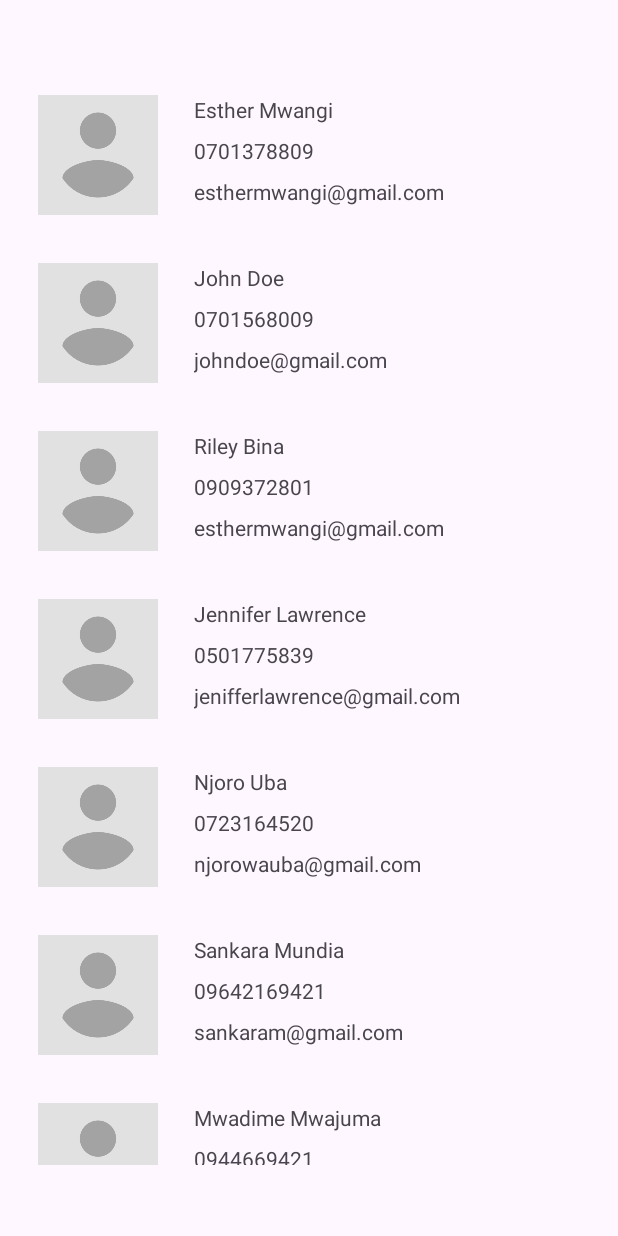
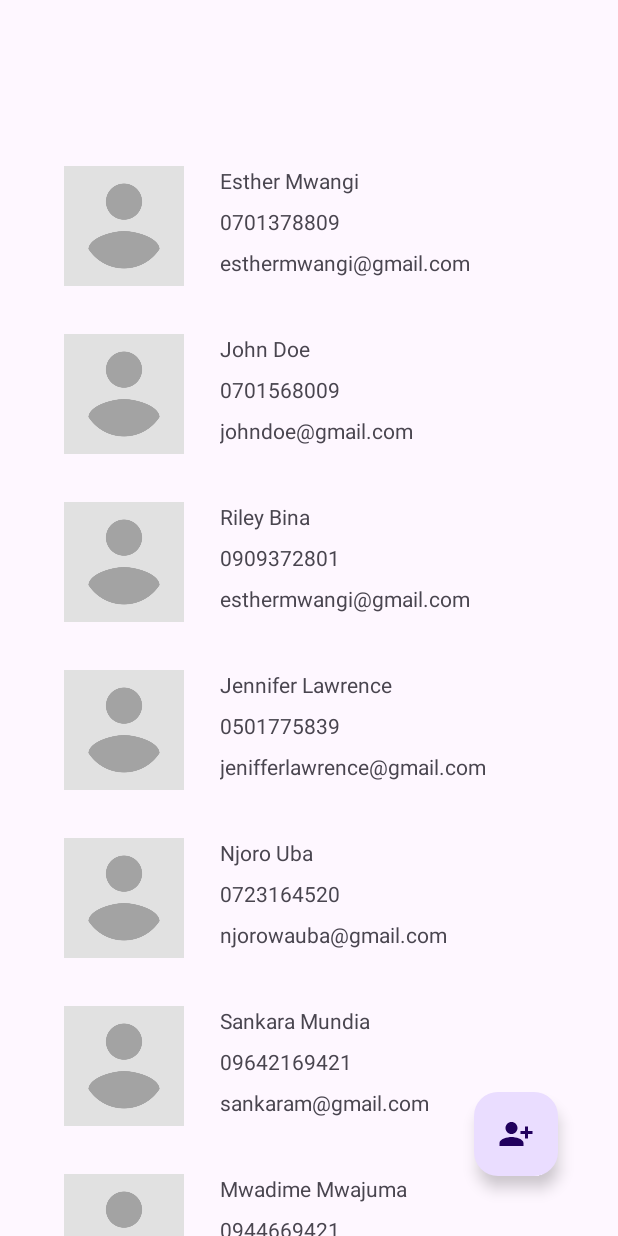
Before and after one commit to Wambui-Mwangi/Contacts-List, an Android app: the screen it shows after launch (MainActivity), on a phone screen of 412 x 824 dp. Run offline under Robolectric (Android 15) with nearby library versions, the phone set to English and light mode, and no system bars; our stand-ins replace Picasso; libraries missing offline, so code that uses them is left out: jp.wasabeef.picasso; pictures from the network do not load; 1 statement that could not run was skipped.

Commit message:
Added a floating add contact button

```diff
--- a/app/build.gradle
+++ b/app/build.gradle
@@ -44,4 +44,7 @@ dependencies {
     testImplementation 'junit:junit:4.13.2'
     androidTestImplementation 'androidx.test.ext:junit:1.1.5'
     androidTestImplementation 'androidx.test.espresso:espresso-core:3.5.1'
+    implementation 'com.squareup.picasso:picasso:2.8'
+    implementation 'jp.wasabeef:picasso-transformations:2.4.0'
+
 }
--- a/app/src/main/AndroidManifest.xml
+++ b/app/src/main/AndroidManifest.xml
@@ -1,6 +1,8 @@
 <?xml version="1.0" encoding="utf-8"?>
 <manifest xmlns:android="http://schemas.android.com/apk/res/android"
     xmlns:tools="http://schemas.android.com/tools">
+
+    <uses-permission android:name="android.permission.INTERNET" />
 
     <application
         android:allowBackup="true"
@@ -13,6 +15,9 @@
         android:theme="@style/Theme.ContactList"
         tools:targetApi="31">
         <activity
+            android:name=".AddContacts"
+            android:exported="false" />
+        <activity
             android:name=".MainActivity"
             android:exported="true">
             <intent-filter>
--- a/app/src/main/java/com/mwangi/contactlist/ContactsRvAdapter.kt
+++ b/app/src/main/java/com/mwangi/contactlist/ContactsRvAdapter.kt
@@ -5,6 +5,8 @@ import android.view.ViewGroup
 import androidx.recyclerview.widget.RecyclerView
 import com.mwangi.contactlist.databinding.ActivityMainBinding
 import com.mwangi.contactlist.databinding.ContactsListItemBinding
+import com.squareup.picasso.Picasso
+import jp.wasabeef.picasso.transformations.CropCircleTransformation
 
 class ContactsRvAdapter(var contactList:List<ContactsData>):RecyclerView.Adapter<ContactsViewHolder>() {
     override fun onCreateViewHolder(parent: ViewGroup, viewType: Int): ContactsViewHolder {
@@ -17,6 +19,13 @@ class ContactsRvAdapter(var contactList:List<ContactsData>):RecyclerView.Adapter
         holder.binding.tvName.text = contact.name
         holder.binding.tvEmailAddress.text = contact.emailAddress
         holder.binding.tvPhoneNumber.text = contact.phoneNumber.toString()
+        Picasso
+            .get()
+            .load(contact.avatar)
+            .resize(80,80)
+            .centerCrop()
+            .transform(CropCircleTransformation())
+            .into(holder.binding.ivContactPhoto)
     }
 
     override fun getItemCount(): Int {
--- a/app/src/main/java/com/mwangi/contactlist/MainActivity.kt
+++ b/app/src/main/java/com/mwangi/contactlist/MainActivity.kt
@@ -1,5 +1,6 @@
 package com.mwangi.contactlist
 
+import android.content.Intent
 import androidx.appcompat.app.AppCompatActivity
 import android.os.Bundle
 import androidx.recyclerview.widget.LinearLayoutManager
@@ -11,24 +12,30 @@ class MainActivity : AppCompatActivity() {
         super.onCreate(savedInstanceState)
         binding = ActivityMainBinding.inflate(layoutInflater)
         setContentView(binding.root)
+
     }
 
     override fun onResume() {
         super.onResume()
         displayContact()
+
+        binding.faAddContact.setOnClickListener {
+            val intent = Intent(this, AddContacts::class.java)
+            startActivity(intent)
+        }
     }
 
     fun displayContact(){
-        var contactOne = ContactsData("", "Esther Mwangi", "0701378809", "esthermwangi@gmail.com")
-        var contactTwo = ContactsData("", "John Doe", "0701568009", "johndoe@gmail.com")
-        var contactThree = ContactsData("", "Riley Bina", "0909372801", "esthermwangi@gmail.com")
-        var contactFour = ContactsData("", "Jennifer Lawrence", "0501775839", "jenifferlawrence@gmail.com")
-        var contactFive = ContactsData("", "Njoro Uba", "0723164520", "njorowauba@gmail.com")
-        var contactSix = ContactsData("", "Sankara Mundia", "09642169421", "sankaram@gmail.com")
-        var contactSeven = ContactsData("", "Mwadime Mwajuma", "0944669421", "mwadimem@gmail.com")
-        var contactEight = ContactsData("", "Cecilia Gakii", "02835431830", "gakiicecil@gmail.com")
-        var contactNine = ContactsData("", "Zani Njoroge", "098162433748725", "njorozani@gmail.com")
-        var contactTen = ContactsData("", "Stephanie Ike", "0193641739", "ikeokafor@gmail.com")
+        var contactOne = ContactsData("https://images.unsplash.com/photo-1542727313-4f3e99aa2568?ixlib=rb-4.0.3&ixid=M3wxMjA3fDB8MHxwaG90by1wYWdlfHx8fGVufDB8fHx8fA%3D%3D&auto=format&fit=crop&w=870&q=80", "Esther Mwangi", "0701378809", "esthermwangi@gmail.com")
+        var contactTwo = ContactsData("https://images.unsplash.com/photo-1517598024396-46c53fb391a1?ixlib=rb-4.0.3&ixid=M3wxMjA3fDB8MHxwaG90by1wYWdlfHx8fGVufDB8fHx8fA%3D%3D&auto=format&fit=crop&w=435&q=80", "John Doe", "0701568009", "johndoe@gmail.com")
+        var contactThree = ContactsData("https://images.unsplash.com/photo-1606914707708-5180546f153d?ixlib=rb-4.0.3&ixid=M3wxMjA3fDB8MHxwaG90by1wYWdlfHx8fGVufDB8fHx8fA%3D%3D&auto=format&fit=crop&w=388&q=80", "Riley Bina", "0909372801", "esthermwangi@gmail.com")
+        var contactFour = ContactsData("https://images.unsplash.com/photo-1527203561188-dae1bc1a417f?ixlib=rb-4.0.3&ixid=M3wxMjA3fDB8MHxwaG90by1wYWdlfHx8fGVufDB8fHx8fA%3D%3D&auto=format&fit=crop&w=415&q=80", "Jennifer Lawrence", "0501775839", "jenifferlawrence@gmail.com")
+        var contactFive = ContactsData("https://images.unsplash.com/photo-1507003211169-0a1dd7228f2d?ixlib=rb-4.0.3&ixid=M3wxMjA3fDB8MHxwaG90by1wYWdlfHx8fGVufDB8fHx8fA%3D%3D&auto=format&fit=crop&w=387&q=80", "Njoro Uba", "0723164520", "njorowauba@gmail.com")
+        var contactSix = ContactsData("https://images.unsplash.com/photo-1620000617482-821324eb9a14?ixlib=rb-4.0.3&ixid=M3wxMjA3fDB8MHxwaG90by1wYWdlfHx8fGVufDB8fHx8fA%3D%3D&auto=format&fit=crop&w=870&q=80", "Sankara Mundia", "09642169421", "sankaram@gmail.com")
+        var contactSeven = ContactsData("https://images.unsplash.com/photo-1519456264917-42d0aa2e0625?ixlib=rb-4.0.3&ixid=M3wxMjA3fDB8MHxwaG90by1wYWdlfHx8fGVufDB8fHx8fA%3D%3D&auto=format&fit=crop&w=870&q=80", "Mwadime Mwajuma", "0944669421", "mwadimem@gmail.com")
+        var contactEight = ContactsData("https://images.unsplash.com/photo-1474176857210-7287d38d27c6?ixlib=rb-4.0.3&ixid=M3wxMjA3fDB8MHxwaG90by1wYWdlfHx8fGVufDB8fHx8fA%3D%3D&auto=format&fit=crop&w=870&q=80", "Cecilia Gakii", "02835431830", "gakiicecil@gmail.com")
+        var contactNine = ContactsData("https://images.unsplash.com/photo-1463453091185-61582044d556?ixlib=rb-4.0.3&ixid=M3wxMjA3fDB8MHxwaG90by1wYWdlfHx8fGVufDB8fHx8fA%3D%3D&auto=format&fit=crop&w=870&q=80", "Zani Njoroge", "098162433748725", "njorozani@gmail.com")
+        var contactTen = ContactsData("https://images.unsplash.com/photo-1544723795-3fb6469f5b39?ixlib=rb-4.0.3&ixid=M3wxMjA3fDB8MHxwaG90by1wYWdlfHx8fGVufDB8fHx8fA%3D%3D&auto=format&fit=crop&w=389&q=80", "Stephanie Ike", "0193641739", "ikeokafor@gmail.com")
 
         var contactsList = listOf<ContactsData>(contactOne, contactTwo, contactThree, contactFour, contactFive, contactSix, contactSeven, contactEight, contactNine, contactTen)
         binding.rvNames.layoutManager = LinearLayoutManager(this)
--- /dev/null
+++ b/app/src/main/res/drawable/baseline_drive_file_rename_outline_24.xml
@@ -0,0 +1,5 @@
+<vector android:height="24dp" android:tint="#226524"
+    android:viewportHeight="24" android:viewportWidth="24"
+    android:width="24dp" xmlns:android="http://schemas.android.com/apk/res/android">
+    <path android:fillColor="@android:color/white" android:pathData="M18.41,5.8L17.2,4.59c-0.78,-0.78 -2.05,-0.78 -2.83,0l-2.68,2.68L3,15.96V20h4.04l8.74,-8.74 2.63,-2.63c0.79,-0.78 0.79,-2.05 0,-2.83zM6.21,18H5v-1.21l8.66,-8.66 1.21,1.21L6.21,18zM11,20l4,-4h6v4H11z"/>
+</vector>
--- /dev/null
+++ b/app/src/main/res/drawable/baseline_email_24.xml
@@ -0,0 +1,5 @@
+<vector android:height="24dp" android:tint="#226524"
+    android:viewportHeight="24" android:viewportWidth="24"
+    android:width="24dp" xmlns:android="http://schemas.android.com/apk/res/android">
+    <path android:fillColor="@android:color/white" android:pathData="M20,4L4,4c-1.1,0 -1.99,0.9 -1.99,2L2,18c0,1.1 0.9,2 2,2h16c1.1,0 2,-0.9 2,-2L22,6c0,-1.1 -0.9,-2 -2,-2zM20,8l-8,5 -8,-5L4,6l8,5 8,-5v2z"/>
+</vector>
--- /dev/null
+++ b/app/src/main/res/drawable/baseline_person_add_alt_1_24.xml
@@ -0,0 +1,5 @@
+<vector android:height="24dp" android:tint="#226524"
+    android:viewportHeight="24" android:viewportWidth="24"
+    android:width="24dp" xmlns:android="http://schemas.android.com/apk/res/android">
+    <path android:fillColor="@android:color/white" android:pathData="M13,8c0,-2.21 -1.79,-4 -4,-4S5,5.79 5,8s1.79,4 4,4S13,10.21 13,8zM15,10v2h3v3h2v-3h3v-2h-3V7h-2v3H15zM1,18v2h16v-2c0,-2.66 -5.33,-4 -8,-4S1,15.34 1,18z"/>
+</vector>
--- /dev/null
+++ b/app/src/main/res/drawable/baseline_phone_24.xml
@@ -0,0 +1,5 @@
+<vector android:height="24dp" android:tint="#226524"
+    android:viewportHeight="24" android:viewportWidth="24"
+    android:width="24dp" xmlns:android="http://schemas.android.com/apk/res/android">
+    <path android:fillColor="@android:color/white" android:pathData="M6.62,10.79c1.44,2.83 3.76,5.14 6.59,6.59l2.2,-2.2c0.27,-0.27 0.67,-0.36 1.02,-0.24 1.12,0.37 2.33,0.57 3.57,0.57 0.55,0 1,0.45 1,1V20c0,0.55 -0.45,1 -1,1 -9.39,0 -17,-7.61 -17,-17 0,-0.55 0.45,-1 1,-1h3.5c0.55,0 1,0.45 1,1 0,1.25 0.2,2.45 0.57,3.57 0.11,0.35 0.03,0.74 -0.25,1.02l-2.2,2.2z"/>
+</vector>
--- a/app/src/main/res/layout/activity_main.xml
+++ b/app/src/main/res/layout/activity_main.xml
@@ -13,6 +13,20 @@
         android:layout_height="729dp"
         app:layout_constraintBottom_toBottomOf="parent"
         app:layout_constraintEnd_toEndOf="parent"
+        app:layout_constraintHorizontal_bias="1.0"
         app:layout_constraintStart_toStartOf="parent"
-        app:layout_constraintTop_toTopOf="parent" />
+        app:layout_constraintTop_toTopOf="parent"
+        app:layout_constraintVertical_bias="1.0"
+        tools:listitem="@layout/contacts_list_item" />
+
+    <com.google.android.material.floatingactionbutton.FloatingActionButton
+        android:id="@+id/faAddContact"
+        android:layout_width="wrap_content"
+        android:layout_height="wrap_content"
+        android:layout_marginEnd="40dp"
+        android:layout_marginBottom="40dp"
+        android:clickable="true"
+        app:layout_constraintBottom_toBottomOf="parent"
+        app:layout_constraintEnd_toEndOf="parent"
+        app:srcCompat="@drawable/baseline_person_add_alt_1_24" />
 </androidx.constraintlayout.widget.ConstraintLayout>
--- a/app/src/main/res/layout/contacts_list_item.xml
+++ b/app/src/main/res/layout/contacts_list_item.xml
@@ -9,7 +9,7 @@
         android:id="@+id/ivContactPhoto"
         android:layout_width="80dp"
         android:layout_height="80dp"
-        android:layout_marginStart="24dp"
+        android:layout_marginStart="40dp"
         android:layout_marginTop="16dp"
         android:layout_marginBottom="16dp"
         app:layout_constraintBottom_toBottomOf="parent"
```
Also changed, not shown: app/src/main/java/com/mwangi/contactlist/AddContacts.kt (added, +47 -0 lines), app/src/main/res/layout/activity_add_contacts.xml (added, +122 -0 lines).
